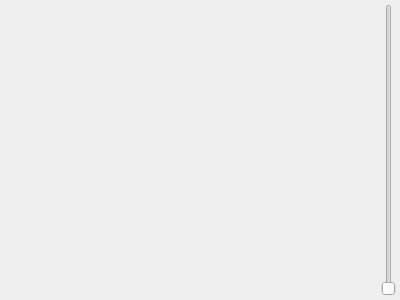
Before: the Qt Designer form ui/ImageViewerUI.ui in Eual11/Lumen, drawn with Qt 5.
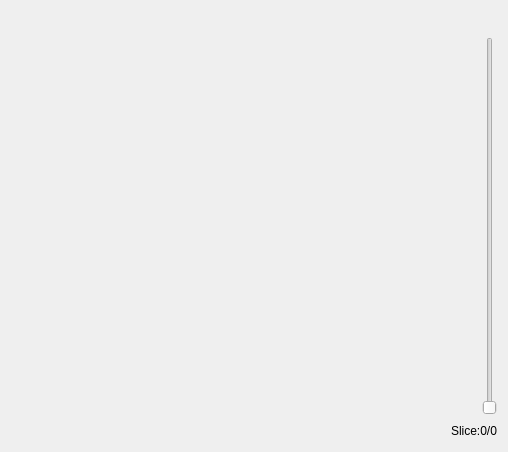
After: the same form once the commit is applied.

What changed in the file:
```diff
--- a/ui/ImageViewerUI.ui
+++ b/ui/ImageViewerUI.ui
@@ -6,23 +6,38 @@
    <rect>
     <x>0</x>
     <y>0</y>
-    <width>400</width>
-    <height>300</height>
+    <width>508</width>
+    <height>452</height>
    </rect>
   </property>
   <property name="windowTitle">
    <string>Form</string>
   </property>
   <layout class="QVBoxLayout" name="verticalLayout_2">
-   <property name="topMargin">
-    <number>4</number>
-   </property>
-   <property name="rightMargin">
-    <number>4</number>
-   </property>
-   <property name="bottomMargin">
-    <number>4</number>
-   </property>
+   <item>
+    <layout class="QHBoxLayout" name="horizontalLayout_10">
+     <item>
+      <widget class="QLabel" name="imageInfo">
+       <property name="text">
+        <string/>
+       </property>
+      </widget>
+     </item>
+     <item>
+      <spacer name="horizontalSpacer">
+       <property name="orientation">
+        <enum>Qt::Orientation::Horizontal</enum>
+       </property>
+       <property name="sizeHint" stdset="0">
+        <size>
+         <width>40</width>
+         <height>20</height>
+        </size>
+       </property>
+      </spacer>
+     </item>
+    </layout>
+   </item>
    <item>
     <layout class="QHBoxLayout" name="horizontalLayout">
      <property name="spacing">
@@ -47,6 +62,30 @@
      </item>
     </layout>
    </item>
+   <item>
+    <layout class="QHBoxLayout" name="horizontalLayout_11">
+     <item>
+      <spacer name="horizontalSpacer_2">
+       <property name="orientation">
+        <enum>Qt::Orientation::Horizontal</enum>
+       </property>
+       <property name="sizeHint" stdset="0">
+        <size>
+         <width>40</width>
+         <height>20</height>
+        </size>
+       </property>
+      </spacer>
+     </item>
+     <item>
+      <widget class="QLabel" name="sliceIdxLabel">
+       <property name="text">
+        <string>Slice:0/0</string>
+       </property>
+      </widget>
+     </item>
+    </layout>
+   </item>
   </layout>
  </widget>
  <resources/>
```
